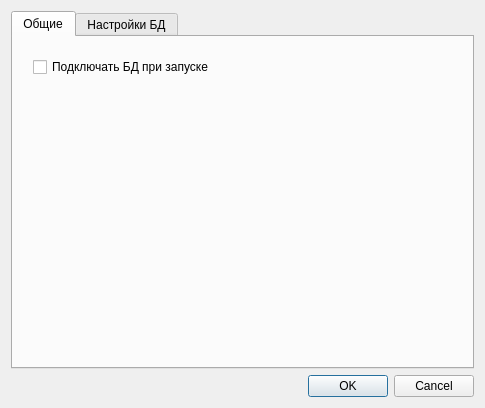
Qt form optionswindow.ui (EugeneSakharoff/ArchView) before a commit.
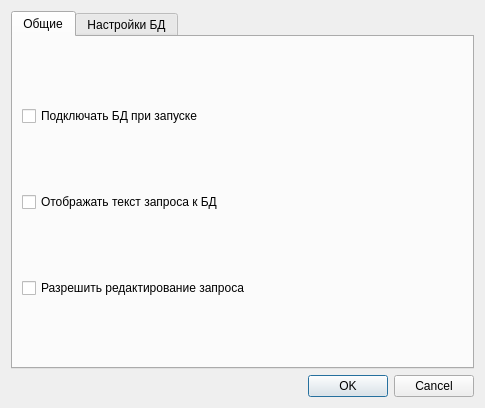
The same form after that commit. The open tabs and pages were chosen to show the change.

The edit to the form file:
```diff
--- a/optionswindow.ui
+++ b/optionswindow.ui
@@ -23,19 +23,29 @@
       <attribute name="title">
        <string>Общие</string>
       </attribute>
+      <layout class="QVBoxLayout" name="verticalLayout_3">
+       <item>
       <widget class="QCheckBox" name="checkBoxConnectOnStart">
-       <property name="geometry">
-        <rect>
-         <x>20</x>
-         <y>20</y>
-         <width>221</width>
-         <height>20</height>
-        </rect>
-       </property>
        <property name="text">
         <string>Подключать БД при запуске</string>
        </property>
       </widget>
+       </item>
+       <item>
+        <widget class="QCheckBox" name="checkBoxShowQuery">
+         <property name="text">
+          <string>Отображать текст запроса к БД</string>
+         </property>
+        </widget>
+       </item>
+       <item>
+        <widget class="QCheckBox" name="checkBoxEditQuery">
+         <property name="text">
+          <string>Разрешить редактирование запроса</string>
+         </property>
+        </widget>
+       </item>
+      </layout>
      </widget>
      <widget class="QWidget" name="tabDB">
       <attribute name="title">
```
Left out of the diff: 7 changed lines with no effect on the pictures. Lines whose indentation alone changed are shown as unchanged.
